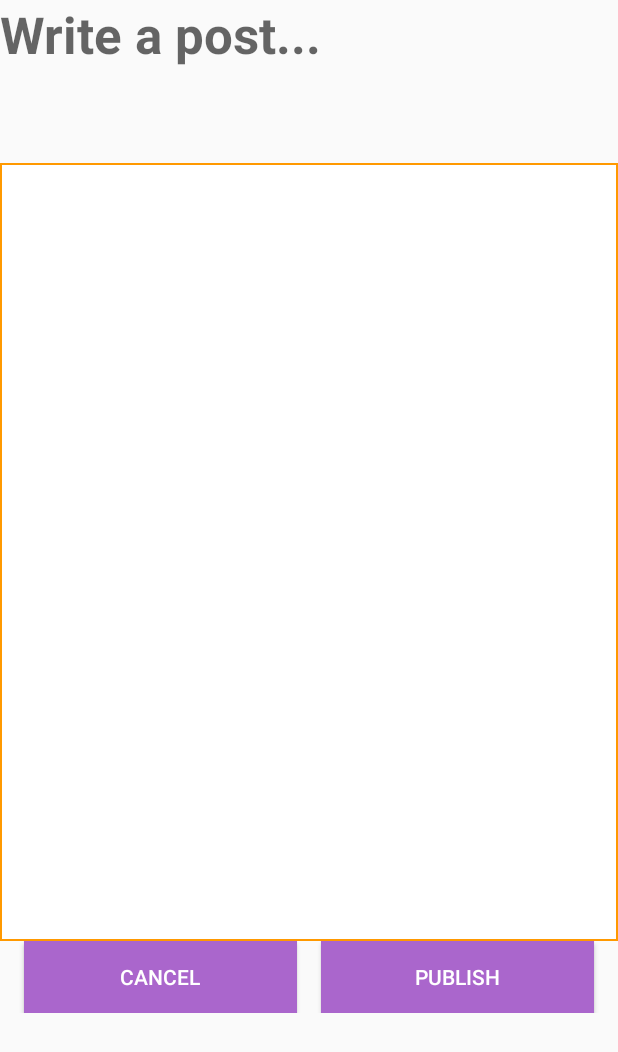
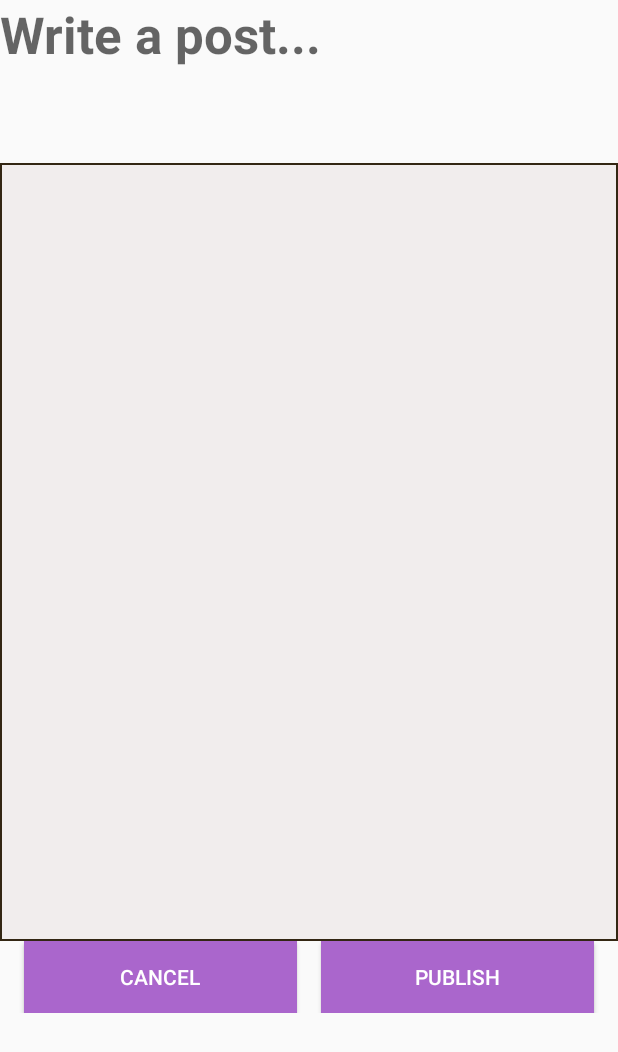
Before and after one commit to bward033/TooLazy, an Android app: the layout activity_write_a_post.xml on its own in the app's theme, with its tools: preview values and no code run, on a phone screen of 412 x 824 dp. Shown: the top 1052 px of the screen. Run offline under Robolectric (Android 15) with nearby library versions, the phone set to English and light mode, and no system bars.

```diff
--- a/app/src/main/res/drawable/my_border.xml
+++ b/app/src/main/res/drawable/my_border.xml
@@ -1,5 +1,5 @@
 <?xml version="1.0" encoding="utf-8"?>
 <shape xmlns:android="http://schemas.android.com/apk/res/android">
-    <solid android:color="#ffffff" />
-    <stroke android:width="1dip" android:color="#ff9900" />
+    <solid android:color="#f1eded" />
+    <stroke android:width="1dip" android:color="#332613" />
 </shape>
--- a/app/src/main/res/layout/activity_write_a_post.xml
+++ b/app/src/main/res/layout/activity_write_a_post.xml
@@ -57,8 +57,6 @@
             android:layout_marginRight="@dimen/abc_action_bar_content_inset_material" />
 
 
-
-
     </LinearLayout>
 
 </LinearLayout>
--- a/app/src/main/res/values/colors.xml
+++ b/app/src/main/res/values/colors.xml
@@ -3,7 +3,6 @@
     <color name="colorPrimary">#0099cc</color>
     <color name="colorPrimary2">#A14BDC</color>
     <color name="colorPrimaryDark">#141514</color>
-    <color name="colorAccent">#dc8431</color>
     <color name="actionbar_background">#ac0e0e</color>
     <color name="colorButton">#ec2d2d</color>
 </resources>
--- a/app/src/main/res/values/styles.xml
+++ b/app/src/main/res/values/styles.xml
@@ -1,18 +1,20 @@
 <resources>
 
     <!-- Base application theme. -->
-    <style name="AppTheme" parent="Theme.AppCompat.Light.DarkActionBar">
-        <!-- Customize your theme here. -->
-        <item name="colorPrimary">@color/colorPrimary</item>
-        <item name="colorPrimaryDark">@color/colorPrimaryDark</item>
-        <item name="colorAccent">@color/colorAccent</item>
-    </style>
+
 
     <style name="AppTheme2" parent="Theme.AppCompat.Light.DarkActionBar">
         <!-- Customize your theme here. -->
         <item name="colorPrimary">@color/colorPrimary2</item>
         <item name="colorPrimaryDark">@color/colorPrimaryDark</item>
-        <item name="colorAccent">@color/colorAccent</item>
+
+
+    </style>
+
+    <style name="AppTheme" parent="Theme.AppCompat.Light.DarkActionBar">
+        <!-- Customize your theme here. -->
+        <item name="colorPrimary">@color/colorPrimary</item>
+        <item name="colorPrimaryDark">@color/colorPrimaryDark</item>
 
     </style>
 </resources>
--- a/app/src/main/res/values/themes.xml
+++ b/app/src/main/res/values/themes.xml
@@ -15,11 +15,12 @@
     <style name="MyActionBar"
         parent="@style/Widget.AppCompat.Light.ActionBar.Solid.Inverse">
         <item name="android:background">@color/actionbar_background</item>
-        <item name="android:button">@color/actionbar_background</item>
+
 
         <!-- Support library compatibility -->
         <item name="background">@color/actionbar_background</item>
-        <item name="button">@color/actionbar_background</item>
+
     </style>
 
+
 </resources>
```
